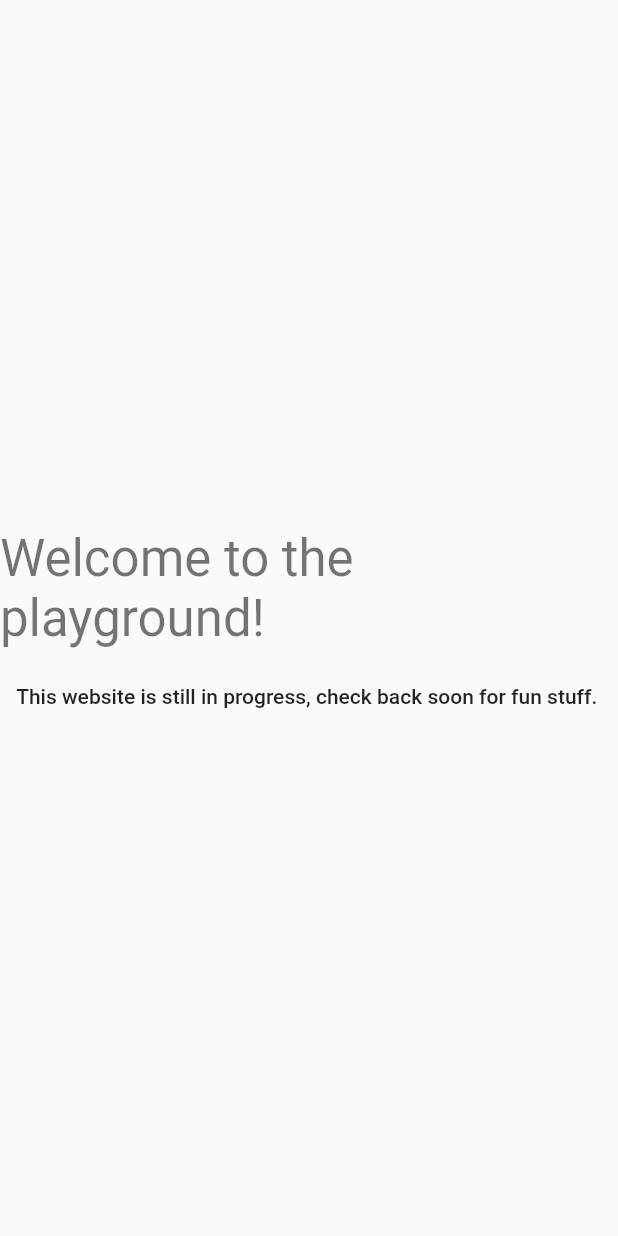
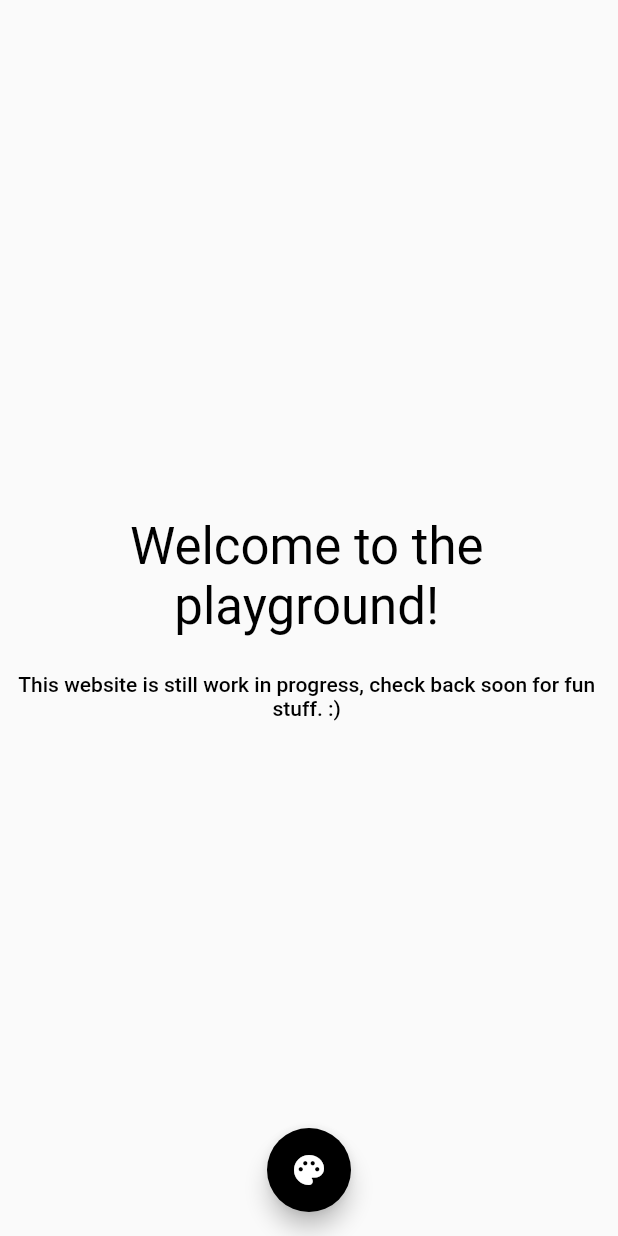
Before and after one commit to cervonwong/playground, a Flutter app: the screen it shows after launch, on a phone screen of 412 x 824 dp. Run offline on Flutter 3.47's test engine with Material 2 defaults, Android fonts, the phone set to English and light mode, and no system bars.

Commit message:
Make welcome page slightly more interesting for now

```diff
--- a/lib/screens/welcome_screen.dart
+++ b/lib/screens/welcome_screen.dart
@@ -1,23 +1,60 @@
+import 'dart:math';
+
 import 'package:flutter/material.dart';
 
-class WelcomeScreen extends StatelessWidget {
-  const WelcomeScreen({Key? key}) : super(key: key);
+class WelcomeScreen extends StatefulWidget {
+  final List<Color> colorList = [];
+
+  WelcomeScreen({Key? key}) : super(key: key) {
+    for (final primary in Colors.primaries) {
+      colorList.add(primary.shade700);
+    }
+  }
+
+  @override
+  State<WelcomeScreen> createState() => _WelcomeScreenState();
+}
+
+class _WelcomeScreenState extends State<WelcomeScreen> {
+  Color currentColor = Colors.black;
 
   @override
   Widget build(BuildContext context) {
     return Scaffold(
+      floatingActionButton: FloatingActionButton(
+        backgroundColor: currentColor,
+        child: const Icon(Icons.palette),
+        onPressed: () {
+          Color newTextColor = currentColor;
+          while (newTextColor == currentColor) {
+            newTextColor = widget.colorList.elementAt(
+              Random().nextInt(widget.colorList.length),
+            );
+          }
+          setState(() {
+            currentColor = newTextColor;
+          });
+        },
+      ),
+      floatingActionButtonLocation: FloatingActionButtonLocation.centerFloat,
       body: Center(
         child: Column(
           mainAxisSize: MainAxisSize.min,
           children: [
             SelectableText(
               'Welcome to the playground!',
-              style: Theme.of(context).textTheme.headline4,
+              textAlign: TextAlign.center,
+              style: Theme.of(context).textTheme.headline4!.copyWith(
+                    color: currentColor,
+                  ),
             ),
             const SizedBox(height: 24.0),
             SelectableText(
-              'This website is still in progress, check back soon for fun stuff.',
-              style: Theme.of(context).textTheme.bodyText1,
+              'This website is still work in progress, check back soon for fun stuff. :)',
+              textAlign: TextAlign.center,
+              style: Theme.of(context).textTheme.bodyText1!.copyWith(
+                    color: currentColor,
+                  ),
             ),
           ],
         ),
```
